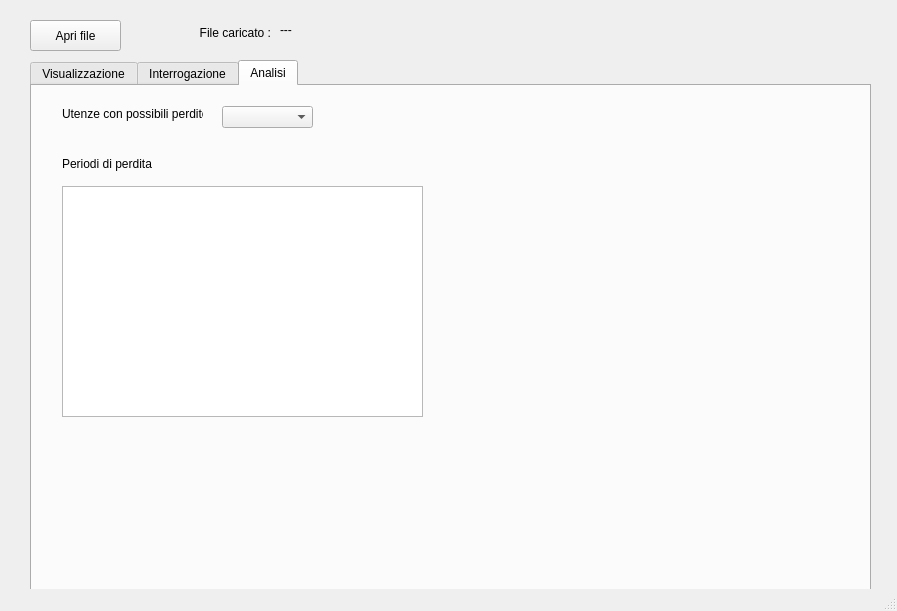
The window that consumiIdrici/mainwindow.ui (FedericoMartinese/ConsumiIdrici) describes before a commit, drawn with Qt 5.
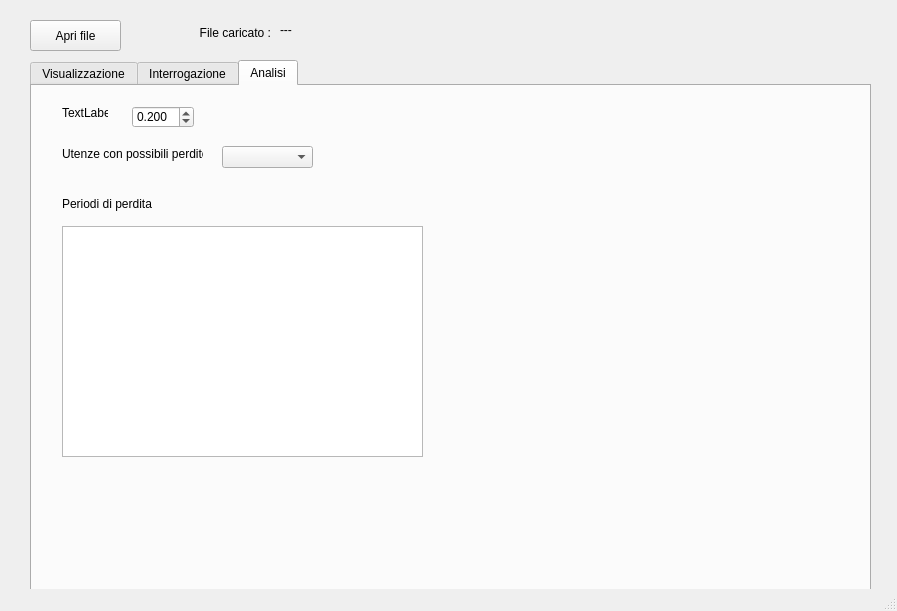
The same window after the commit. Custom widgets are drawn as their Qt base class.

Commit message: Threshold by user input

What changed in the file:
```diff
--- a/consumiIdrici/mainwindow.ui
+++ b/consumiIdrici/mainwindow.ui
@@ -380,7 +380,7 @@
       <property name="geometry">
        <rect>
         <x>30</x>
-        <y>20</y>
+        <y>60</y>
         <width>141</width>
         <height>16</height>
        </rect>
@@ -393,7 +393,7 @@
       <property name="geometry">
        <rect>
         <x>190</x>
-        <y>20</y>
+        <y>60</y>
         <width>91</width>
         <height>22</height>
        </rect>
@@ -403,7 +403,7 @@
       <property name="geometry">
        <rect>
         <x>30</x>
-        <y>70</y>
+        <y>110</y>
         <width>141</width>
         <height>16</height>
        </rect>
@@ -416,7 +416,7 @@
       <property name="geometry">
        <rect>
         <x>30</x>
-        <y>100</y>
+        <y>140</y>
         <width>361</width>
         <height>231</height>
        </rect>
@@ -431,6 +431,38 @@
        <bool>false</bool>
       </attribute>
      </widget>
+     <widget class="QLabel" name="label_14">
+      <property name="geometry">
+       <rect>
+        <x>30</x>
+        <y>20</y>
+        <width>46</width>
+        <height>13</height>
+       </rect>
+      </property>
+      <property name="text">
+       <string>TextLabel</string>
+      </property>
+     </widget>
+     <widget class="QDoubleSpinBox" name="thresholdSpinbox">
+      <property name="geometry">
+       <rect>
+        <x>100</x>
+        <y>20</y>
+        <width>62</width>
+        <height>22</height>
+       </rect>
+      </property>
+      <property name="decimals">
+       <number>3</number>
+      </property>
+      <property name="singleStep">
+       <double>0.050000000000000</double>
+      </property>
+      <property name="value">
+       <double>0.200000000000000</double>
+      </property>
+     </widget>
     </widget>
    </widget>
    <widget class="QLabel" name="label_10">
```
The commit also changes 3 other files.
